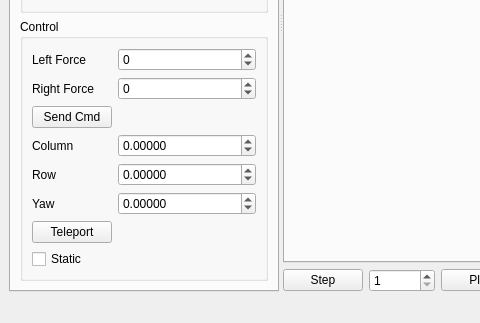
Above: sim/simulator/lib/mainwindow.ui from WPISmartmouse/Smartmouse_2018 before the change; both pictures show x 0 to 480 and y 277 to 600 of the 923 by 600 pixel window. Below: the same form after it.
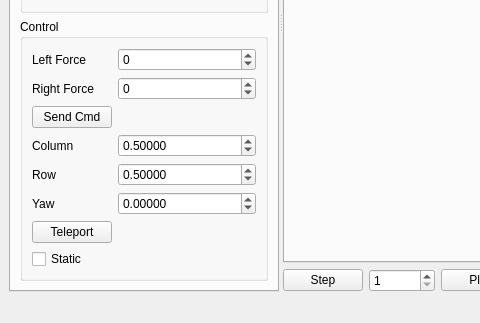
That is the form after the change. The open tabs and pages were chosen to show the change.

Diff of the .ui file:
```diff
--- a/sim/simulator/lib/mainwindow.ui
+++ b/sim/simulator/lib/mainwindow.ui
@@ -192,6 +192,9 @@
               <property name="singleStep">
                <double>0.012000000000000</double>
               </property>
+              <property name="value">
+               <double>0.500000000000000</double>
+              </property>
              </widget>
             </item>
             <item row="6" column="0">
@@ -215,6 +218,9 @@
               <property name="singleStep">
                <double>0.012000000000000</double>
               </property>
+              <property name="value">
+               <double>0.500000000000000</double>
+              </property>
              </widget>
             </item>
             <item row="7" column="0">
```
Left out of the diff: 2 changed lines with no effect on the pictures.
